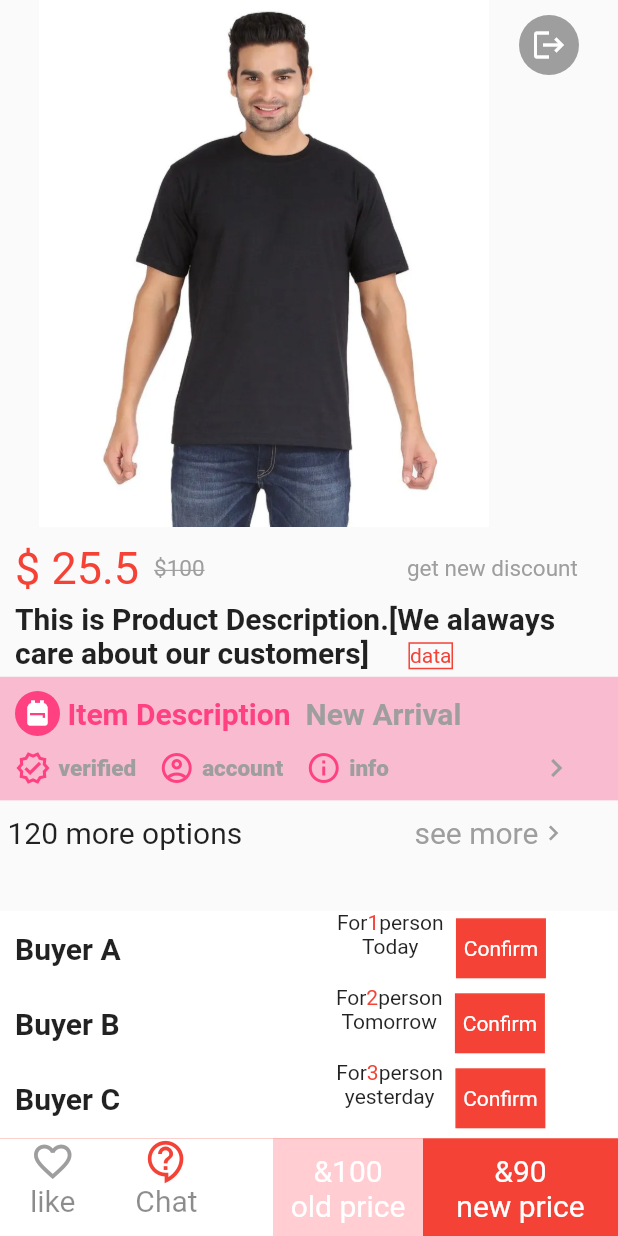
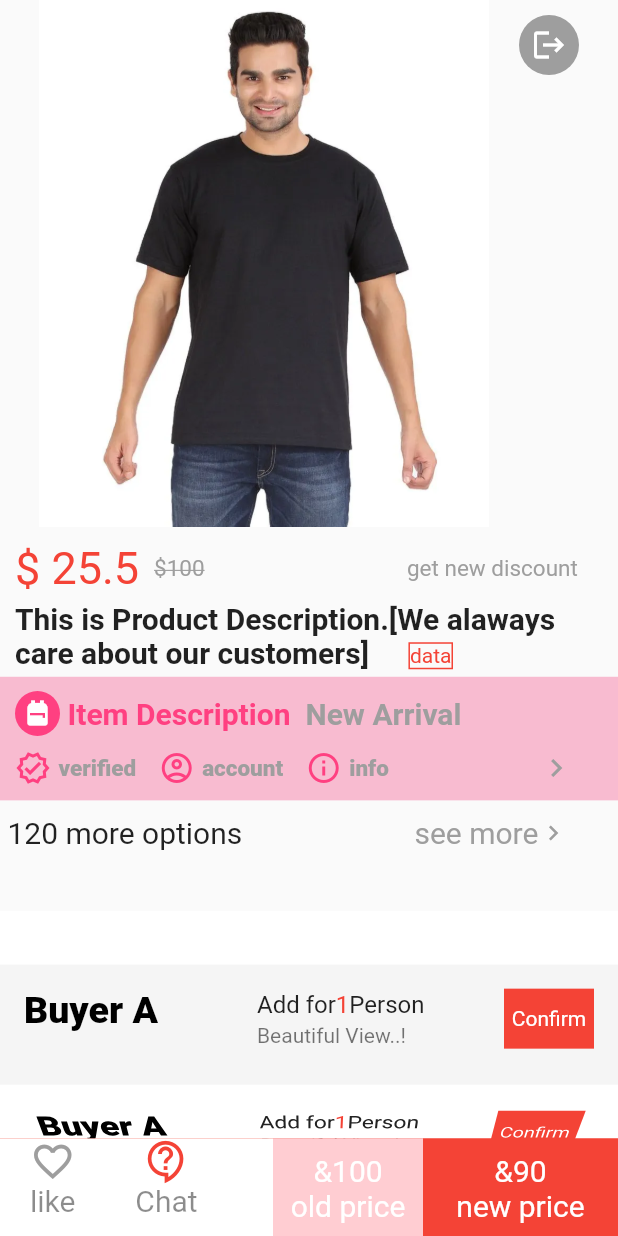
Before and after one commit to saki112233/ui_practice, a Flutter app: the screen it shows after launch, on a phone screen of 412 x 824 dp. Run offline on Flutter 3.47's test engine with Material 2 defaults, Android fonts, the phone set to English and light mode, and no system bars.

Commit message:
listChange

```diff
--- a/lib/design_container.dart
+++ b/lib/design_container.dart
@@ -13,43 +13,7 @@ class DesignContainer extends StatefulWidget {
 }
 
 class _DesignContainerState extends State<DesignContainer> {
-  List<ListModel> BuyerList = [
-    ListModel(
-        buyer: "Buyer A",
-        firstPart: 'For',
-        personNumer: '1',
-        secondPart: "person",
-        date: 'Today',
-        button: "Confirm"),
-    ListModel(
-        buyer: "Buyer B",
-        firstPart: 'For',
-        personNumer: '2',
-        secondPart: "person",
-        date: 'Tomorrow',
-        button: "Confirm"),
-    ListModel(
-        buyer: "Buyer C",
-        firstPart: 'For',
-        personNumer: '3',
-        secondPart: "person",
-        date: 'yesterday',
-        button: "Confirm"),
-    ListModel(
-        buyer: "Buyer D",
-        firstPart: 'For',
-        personNumer: '4',
-        secondPart: "person",
-        date: '2 days later',
-        button: "Confirm"),
-    ListModel(
-        buyer: "Buyer E",
-        firstPart: 'For',
-        personNumer: '5',
-        secondPart: "person",
-        date: '3 days late',
-        button: "Confirm"),
-  ];
+  final FixedExtentScrollController _controller = FixedExtentScrollController();
   @override
   Widget build(BuildContext context) {
     double screenHeight = MediaQuery.of(context).size.height;
@@ -246,60 +210,14 @@ class _DesignContainerState extends State<DesignContainer> {
             Expanded(
               child: Container(
                 color: Colors.white,
-                child: ListView.builder(
-                    itemExtent: 50,
-                    scrollDirection: Axis.vertical,
-                    shrinkWrap: true,
-                    itemCount: BuyerList.length,
-                    itemBuilder: (BuildContext context, int index) {
-                      return Container(
-                        child: Row(
-                          children: [
-                            SizedBox(
-                              width: 10,
-                            ),
-                            Text(
-                              BuyerList[index].buyer,
-                              style: TextStyle(
-                                  fontSize: 20, fontWeight: FontWeight.w600),
-                            ),
-                            SizedBox(
-                              width: screenWidth * 0.35,
-                            ),
-                            Column(
-                              children: [
-                                Row(
-                                  children: [
-                                    Text(BuyerList[index].firstPart),
-                                    Text(
-                                      BuyerList[index].personNumer,
-                                      style: TextStyle(color: Colors.red),
-                                    ),
-                                    Text(BuyerList[index].secondPart)
-                                  ],
-                                ),
-                                Text(BuyerList[index].date),
-                              ],
-                            ),
-                            SizedBox(
-                              width: screenWidth * 0.02,
-                            ),
-                            Container(
-                              height: 40,
-                              width: 60,
-                              decoration: BoxDecoration(
-                                  color: Colors.red,
-                                  border: Border.all(color: Colors.red)),
-                              child: Center(
-                                  child: Text(
-                                BuyerList[index].button,
-                                style: TextStyle(color: Colors.white),
-                              )),
-                            ),
-                          ],
-                        ),
-                      );
-                    }),
+                child: ListWheelScrollView(
+                  controller: _controller,
+                  itemExtent: 80,
+                  magnification: 1.2,
+
+                  physics: FixedExtentScrollPhysics(),
+                  children: ListModel.listTiles.toList(), // Here listtiles is the List of Widgets.
+                ),
               ),
             ),
             Container(
--- a/lib/model/list_model.dart
+++ b/lib/model/list_model.dart
@@ -1,17 +1,303 @@
-class ListModel{
+import 'package:flutter/material.dart';
+
+class ListModel {
   String buyer;
   String firstPart;
   String personNumer;
-  String secondPart;
+   String secondPart;
   String date;
   String button;
   ListModel(
       {required this.buyer,
       required this.firstPart,
+        required this.secondPart,
       required this.personNumer,
-      required this.secondPart,
       required this.date,
       required this.button});
 
-
+  static List<Widget> listTiles = [
+    Container(
+      color: Colors.grey.shade100,
+      child: ListTile(
+        leading: Text(
+          'Buyer A',
+          style: TextStyle(
+              color: Colors.black, fontSize: 25, fontWeight: FontWeight.w900),
+        ),
+        title: Padding(
+          padding: EdgeInsets.only(left:50.0),
+          child: Row(
+            children: [
+              Text("Add for"),
+              Text("1",style: TextStyle(color: Colors.red),),
+              Text("Person")
+            ],
+          ),
+        ),
+        subtitle: Padding(
+          padding: EdgeInsets.only(left:50.0),
+          child: Text("Beautiful View..!"),
+        ),
+        trailing: Container(
+          color: Colors.red,
+          height: 40,
+          width: 60,
+          child: Center(child: Text("Confirm",style: TextStyle(color: Colors.white),)),
+        )
+        ,
+      ),
+    ),
+    ListTile(
+      leading: Text(
+        'Buyer A',
+        style: TextStyle(
+            color: Colors.black, fontSize: 25, fontWeight: FontWeight.w900),
+      ),
+      title: Padding(
+        padding: EdgeInsets.only(left:50.0),
+        child: Row(
+          children: [
+            Text("Add for"),
+            Text("1",style: TextStyle(color: Colors.red),),
+            Text("Person")
+          ],
+        ),
+      ),
+      subtitle: Padding(
+        padding: EdgeInsets.only(left:50.0),
+        child: Text("Beautiful View..!"),
+      ),
+      trailing: Container(
+        color: Colors.red,
+        height: 40,
+        width: 60,
+        child: Center(child: Text("Confirm",style: TextStyle(color: Colors.white),)),
+      )
+      ,
+    ),
+    ListTile(
+      leading: Text(
+        'Buyer A',
+        style: TextStyle(
+            color: Colors.black, fontSize: 25, fontWeight: FontWeight.w900),
+      ),
+      title: Padding(
+        padding: EdgeInsets.only(left:50.0),
+        child: Row(
+          children: [
+            Text("Add for"),
+            Text("1",style: TextStyle(color: Colors.red),),
+            Text("Person")
+          ],
+        ),
+      ),
+      subtitle: Padding(
+        padding: EdgeInsets.only(left:50.0),
+        child: Text("Beautiful View..!"),
+      ),
+      trailing: Container(
+        color: Colors.red,
+        height: 40,
+        width: 60,
+        child: Center(child: Text("Confirm",style: TextStyle(color: Colors.white),)),
+      )
+      ,
+    ),
+    ListTile(
+      leading: Text(
+        'Buyer A',
+        style: TextStyle(
+            color: Colors.black, fontSize: 25, fontWeight: FontWeight.w900),
+      ),
+      title: Padding(
+        padding: EdgeInsets.only(left:50.0),
+        child: Row(
+          children: [
+            Text("Add for"),
+            Text("1",style: TextStyle(color: Colors.red),),
+            Text("Person")
+          ],
+        ),
+      ),
+      subtitle: Padding(
+        padding: EdgeInsets.only(left:50.0),
+        child: Text("Beautiful View..!"),
+      ),
+      trailing: Container(
+        color: Colors.red,
+        height: 40,
+        width: 60,
+        child: Center(child: Text("Confirm",style: TextStyle(color: Colors.white),)),
+      )
+      ,
+    ),
+    ListTile(
+      leading: Text(
+        'Buyer A',
+        style: TextStyle(
+            color: Colors.black, fontSize: 25, fontWeight: FontWeight.w900),
+      ),
+      title: Padding(
+        padding: EdgeInsets.only(left:50.0),
+        child: Row(
+          children: [
+            Text("Add for"),
+            Text("1",style: TextStyle(color: Colors.red),),
+            Text("Person")
+          ],
+        ),
+      ),
+      subtitle: Padding(
+        padding: EdgeInsets.only(left:50.0),
+        child: Text("Beautiful View..!"),
+      ),
+      trailing: Container(
+        color: Colors.red,
+        height: 40,
+        width: 60,
+        child: Center(child: Text("Confirm",style: TextStyle(color: Colors.white),)),
+      )
+      ,
+    ),
+    ListTile(
+      leading: Text(
+        'Buyer A',
+        style: TextStyle(
+            color: Colors.black, fontSize: 25, fontWeight: FontWeight.w900),
+      ),
+      title: Padding(
+        padding: EdgeInsets.only(left:50.0),
+        child: Row(
+          children: [
+            Text("Add for"),
+            Text("1",style: TextStyle(color: Colors.red),),
+            Text("Person")
+          ],
+        ),
+      ),
+      subtitle: Padding(
+        padding: EdgeInsets.only(left:50.0),
+        child: Text("Beautiful View..!"),
+      ),
+      trailing: Container(
+        color: Colors.red,
+        height: 40,
+        width: 60,
+        child: Center(child: Text("Confirm",style: TextStyle(color: Colors.white),)),
+      )
+      ,
+    ),
+    ListTile(
+      leading: Text(
+        'Buyer A',
+        style: TextStyle(
+            color: Colors.black, fontSize: 25, fontWeight: FontWeight.w900),
+      ),
+      title: Padding(
+        padding: EdgeInsets.only(left:50.0),
+        child: Row(
+          children: [
+            Text("Add for"),
+            Text("1",style: TextStyle(color: Colors.red),),
+            Text("Person")
+          ],
+        ),
+      ),
+      subtitle: Padding(
+        padding: EdgeInsets.only(left:50.0),
+        child: Text("Beautiful View..!"),
+      ),
+      trailing: Container(
+        color: Colors.red,
+        height: 40,
+        width: 60,
+        child: Center(child: Text("Confirm",style: TextStyle(color: Colors.white),)),
+      )
+      ,
+    ),
+    ListTile(
+      leading: Text(
+        'Buyer A',
+        style: TextStyle(
+            color: Colors.black, fontSize: 25, fontWeight: FontWeight.w900),
+      ),
+      title: Padding(
+        padding: EdgeInsets.only(left:50.0),
+        child: Row(
+          children: [
+            Text("Add for"),
+            Text("1",style: TextStyle(color: Colors.red),),
+            Text("Person")
+          ],
+        ),
+      ),
+      subtitle: Padding(
+        padding: EdgeInsets.only(left:50.0),
+        child: Text("Beautiful View..!"),
+      ),
+      trailing: Container(
+        color: Colors.red,
+        height: 40,
+        width: 60,
+        child: Center(child: Text("Confirm",style: TextStyle(color: Colors.white),)),
+      )
+      ,
+    ),
+    ListTile(
+      leading: Text(
+        'Buyer A',
+        style: TextStyle(
+            color: Colors.black, fontSize: 25, fontWeight: FontWeight.w900),
+      ),
+      title: Padding(
+        padding: EdgeInsets.only(left:50.0),
+        child: Row(
+          children: [
+            Text("Add for"),
+            Text("1",style: TextStyle(color: Colors.red),),
+            Text("Person")
+          ],
+        ),
+      ),
+      subtitle: Padding(
+        padding: EdgeInsets.only(left:50.0),
+        child: Text("Beautiful View..!"),
+      ),
+      trailing: Container(
+        color: Colors.red,
+        height: 40,
+        width: 60,
+        child: Center(child: Text("Confirm",style: TextStyle(color: Colors.white),)),
+      )
+      ,
+    ),
+    ListTile(
+      leading: Text(
+        'Buyer A',
+        style: TextStyle(
+            color: Colors.black, fontSize: 25, fontWeight: FontWeight.w900),
+      ),
+      title: Padding(
+        padding: EdgeInsets.only(left:50.0),
+        child: Row(
+          children: [
+            Text("Add for"),
+            Text("1",style: TextStyle(color: Colors.red),),
+            Text("Person")
+          ],
+        ),
+      ),
+      subtitle: Padding(
+        padding: EdgeInsets.only(left:50.0),
+        child: Text("Beautiful View..!"),
+      ),
+      trailing: Container(
+        color: Colors.red,
+        height: 40,
+        width: 60,
+        child: Center(child: Text("Confirm",style: TextStyle(color: Colors.white),)),
+      )
+      ,
+    ),
+  ];
 }
```
Also changed, not shown: lib/Widgets/Buttons/icon_button.dart (deleted).
